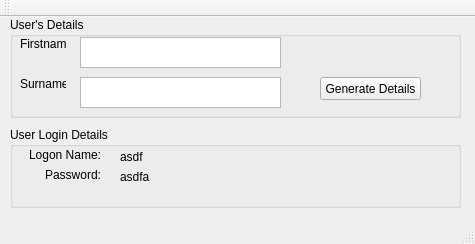
Above: mainwindow.ui from JGPorteous/COS2614_A1_Q1 before the change. Below: the same form after it.
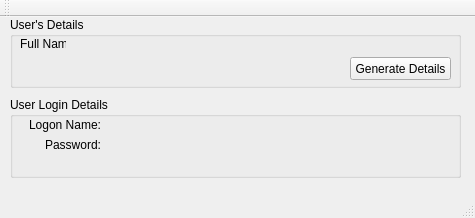
That is the form after the change.

Diff of the .ui file:
```diff
--- a/mainwindow.ui
+++ b/mainwindow.ui
@@ -7,7 +7,7 @@
     <x>0</x>
     <y>0</y>
     <width>475</width>
-    <height>244</height>
+    <height>218</height>
    </rect>
   </property>
   <property name="windowTitle">
@@ -20,7 +20,7 @@
       <x>10</x>
       <y>0</y>
       <width>451</width>
-      <height>101</height>
+      <height>71</height>
      </rect>
     </property>
     <property name="title">
@@ -36,47 +36,14 @@
       </rect>
      </property>
      <property name="text">
-      <string>Firstname</string>
-     </property>
-    </widget>
-    <widget class="QTextEdit" name="teFirstname">
-     <property name="geometry">
-      <rect>
-       <x>70</x>
-       <y>20</y>
-       <width>201</width>
-       <height>31</height>
-      </rect>
-     </property>
-    </widget>
-    <widget class="QLabel" name="lblSurname">
-     <property name="geometry">
-      <rect>
-       <x>10</x>
-       <y>60</y>
-       <width>46</width>
-       <height>13</height>
-      </rect>
-     </property>
-     <property name="text">
-      <string>Surname</string>
-     </property>
-    </widget>
-    <widget class="QTextEdit" name="teSurname">
-     <property name="geometry">
-      <rect>
-       <x>70</x>
-       <y>60</y>
-       <width>201</width>
-       <height>31</height>
-      </rect>
+      <string>Full Name</string>
      </property>
     </widget>
     <widget class="QPushButton" name="pbGenerateDetails">
      <property name="geometry">
       <rect>
-       <x>310</x>
-       <y>60</y>
+       <x>340</x>
+       <y>40</y>
        <width>101</width>
        <height>23</height>
       </rect>
@@ -85,12 +52,25 @@
       <string>Generate Details</string>
      </property>
     </widget>
+    <widget class="QLabel" name="lblFullName">
+     <property name="geometry">
+      <rect>
+       <x>70</x>
+       <y>20</y>
+       <width>371</width>
+       <height>16</height>
+      </rect>
+     </property>
+     <property name="text">
+      <string>   </string>
+     </property>
+    </widget>
    </widget>
    <widget class="QGroupBox" name="gbResult">
     <property name="geometry">
      <rect>
       <x>10</x>
-      <y>110</y>
+      <y>80</y>
       <width>451</width>
       <height>81</height>
      </rect>
@@ -140,7 +120,7 @@
       </rect>
      </property>
      <property name="text">
-      <string>asdf</string>
+      <string>   </string>
      </property>
     </widget>
     <widget class="QLabel" name="lbPassword">
@@ -153,7 +133,7 @@
       </rect>
      </property>
      <property name="text">
-      <string>asdfa</string>
+      <string>   </string>
      </property>
     </widget>
    </widget>
```
Left out of the diff: 2 changed lines with no effect on the pictures.
